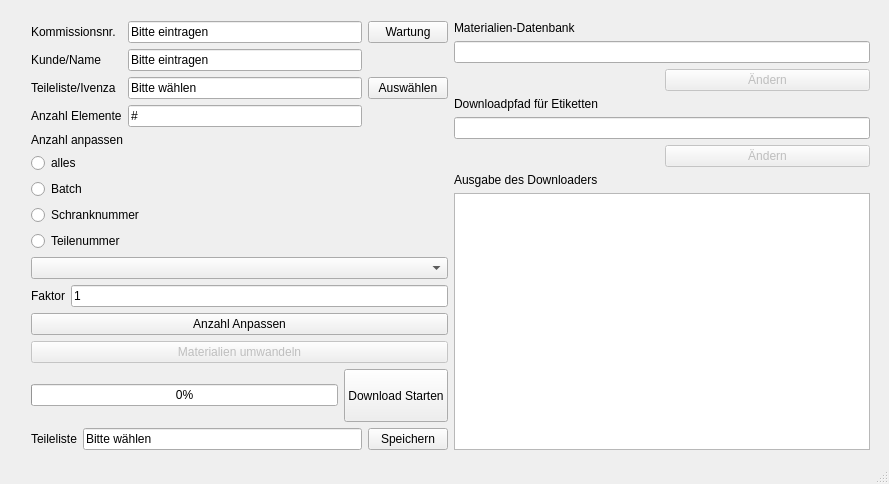
The window that mainwindow.ui (xavor92/Ardis2Holzma) describes before a commit, drawn with Qt 5.
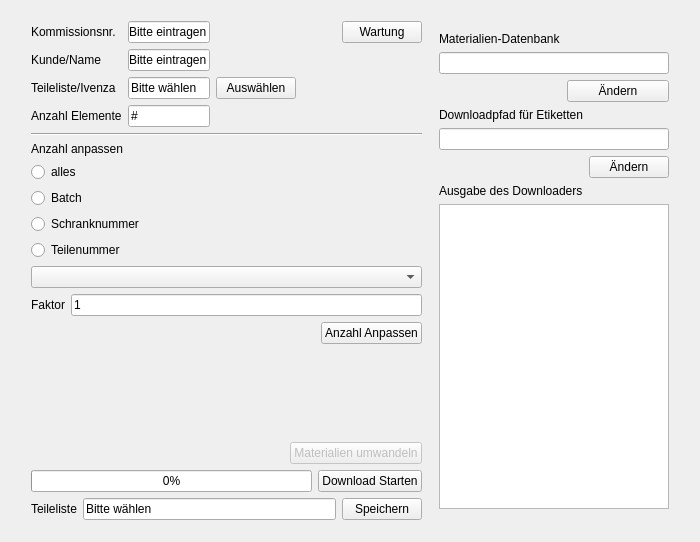
The same window after the commit.

Commit message: Layout improvements, hide service stuff when not in use

Diff of the .ui file:
```diff
--- a/mainwindow.ui
+++ b/mainwindow.ui
@@ -6,28 +6,50 @@
    <rect>
     <x>0</x>
     <y>0</y>
-    <width>889</width>
-    <height>484</height>
+    <width>700</width>
+    <height>542</height>
    </rect>
   </property>
+  <property name="sizePolicy">
+   <sizepolicy hsizetype="Expanding" vsizetype="Expanding">
+    <horstretch>1</horstretch>
+    <verstretch>1</verstretch>
+   </sizepolicy>
+  </property>
   <property name="windowTitle">
    <string>Ardis2Holzma</string>
   </property>
   <widget class="QWidget" name="centralWidget">
+   <property name="sizePolicy">
+    <sizepolicy hsizetype="Expanding" vsizetype="Expanding">
+     <horstretch>1</horstretch>
+     <verstretch>1</verstretch>
+    </sizepolicy>
+   </property>
    <widget class="QWidget" name="horizontalLayoutWidget">
     <property name="geometry">
      <rect>
       <x>20</x>
       <y>10</y>
-      <width>861</width>
-      <height>451</height>
+      <width>671</width>
+      <height>521</height>
      </rect>
     </property>
-    <layout class="QHBoxLayout" name="horizontalLayout_3">
+    <layout class="QHBoxLayout" name="MainHorLayout">
+     <property name="spacing">
+      <number>6</number>
+     </property>
      <item>
-      <layout class="QVBoxLayout" name="verticalLayout">
+      <layout class="QVBoxLayout" name="MainVertLeft">
        <item>
         <layout class="QGridLayout" name="gridLayout_3">
+         <item row="0" column="4">
+          <widget class="QPushButton" name="serviceButton">
+           <property name="text">
+            <string>Wartung</string>
+           </property>
+          </widget>
+         </item>
          <item row="0" column="0">
           <widget class="QLabel" name="label_9">
            <property name="text">
@@ -103,42 +125,58 @@
            </property>
           </widget>
          </item>
-         <item row="0" column="2">
-          <widget class="QPushButton" name="serviceButton">
-           <property name="text">
-            <string>Wartung</string>
+         <item row="0" column="3">
+          <spacer name="horizontalSpacer_3">
+           <property name="orientation">
+            <enum>Qt::Horizontal</enum>
            </property>
-          </widget>
+           <property name="sizeType">
+            <enum>QSizePolicy::Fixed</enum>
+           </property>
+           <property name="sizeHint" stdset="0">
+            <size>
+             <width>40</width>
+             <height>20</height>
+            </size>
+           </property>
+          </spacer>
          </item>
         </layout>
        </item>
        <item>
         <layout class="QGridLayout" name="gridLayout_5">
          <item row="1" column="0">
+          <widget class="QLabel" name="label_4">
+           <property name="text">
+            <string>Anzahl anpassen</string>
+           </property>
+          </widget>
+         </item>
+         <item row="2" column="0">
           <widget class="QRadioButton" name="byBatch">
            <property name="text">
             <string>alles</string>
            </property>
           </widget>
          </item>
-         <item row="2" column="0">
+         <item row="3" column="0">
           <widget class="QRadioButton" name="byBEM2">
            <property name="text">
             <string>Batch</string>
            </property>
           </widget>
          </item>
-         <item row="4" column="0">
+         <item row="5" column="0">
           <widget class="QRadioButton" name="byRefNumber">
            <property name="text">
             <string>Teilenummer</string>
            </property>
           </widget>
          </item>
-         <item row="5" column="0">
-          <widget class="QComboBox" name="schrank_select"/>
-         </item>
          <item row="6" column="0">
+          <widget class="QComboBox" name="schrank_select"/>
+         </item>
+         <item row="7" column="0">
           <layout class="QHBoxLayout" name="horizontalLayout">
            <item>
             <widget class="QLabel" name="label_7">
@@ -159,7 +197,7 @@
            </item>
           </layout>
          </item>
-         <item row="3" column="0">
+         <item row="4" column="0">
           <widget class="QRadioButton" name="bySchrank_number">
            <property name="text">
             <string>Schranknummer</string>
@@ -167,29 +205,86 @@
           </widget>
          </item>
          <item row="0" column="0">
-          <widget class="QLabel" name="label_4">
-           <property name="text">
-            <string>Anzahl anpassen</string>
+          <widget class="Line" name="line">
+           <property name="orientation">
+            <enum>Qt::Horizontal</enum>
            </property>
           </widget>
          </item>
         </layout>
+       </item>
+       <item>
+        <layout class="QHBoxLayout" name="horizontalLayout_3">
+         <item>
+          <spacer name="horizontalSpacer">
+           <property name="orientation">
+            <enum>Qt::Horizontal</enum>
+           </property>
+           <property name="sizeHint" stdset="0">
+            <size>
+             <width>40</width>
+             <height>20</height>
+            </size>
+           </property>
+          </spacer>
        </item>
        <item>
         <widget class="QPushButton" name="multiButton">
          <property name="enabled">
           <bool>true</bool>
          </property>
+           <property name="sizePolicy">
+            <sizepolicy hsizetype="Maximum" vsizetype="Fixed">
+             <horstretch>0</horstretch>
+             <verstretch>0</verstretch>
+            </sizepolicy>
+           </property>
          <property name="text">
           <string>Anzahl Anpassen</string>
          </property>
         </widget>
        </item>
+        </layout>
+       </item>
+       <item>
+        <spacer name="verticalSpacer">
+         <property name="orientation">
+          <enum>Qt::Vertical</enum>
+         </property>
+         <property name="sizeHint" stdset="0">
+          <size>
+           <width>20</width>
+           <height>40</height>
+          </size>
+         </property>
+        </spacer>
+       </item>
+       <item>
+        <layout class="QHBoxLayout" name="horizontalLayout_4">
+         <item>
+          <spacer name="horizontalSpacer_2">
+           <property name="orientation">
+            <enum>Qt::Horizontal</enum>
+           </property>
+           <property name="sizeHint" stdset="0">
+            <size>
+             <width>40</width>
+             <height>20</height>
+            </size>
+           </property>
+          </spacer>
+         </item>
        <item>
         <widget class="QPushButton" name="convertButton">
          <property name="enabled">
           <bool>false</bool>
          </property>
+           <property name="sizePolicy">
+            <sizepolicy hsizetype="Preferred" vsizetype="Fixed">
+             <horstretch>0</horstretch>
+             <verstretch>0</verstretch>
+            </sizepolicy>
+           </property>
          <property name="acceptDrops">
           <bool>false</bool>
          </property>
@@ -210,6 +305,8 @@
          </property>
         </widget>
        </item>
+        </layout>
+       </item>
        <item>
         <layout class="QHBoxLayout" name="horizontalLayout_2">
          <property name="sizeConstraint">
@@ -271,7 +368,17 @@
       </layout>
      </item>
      <item>
-      <layout class="QVBoxLayout" name="verticalLayout_2">
+      <widget class="QWidget" name="MainVertRight_2" native="true">
+       <property name="enabled">
+        <bool>true</bool>
+       </property>
+       <property name="sizePolicy">
+        <sizepolicy hsizetype="Expanding" vsizetype="Expanding">
+         <horstretch>0</horstretch>
+         <verstretch>0</verstretch>
+        </sizepolicy>
+       </property>
+       <layout class="QVBoxLayout" name="MainVertRight">
        <item>
         <layout class="QGridLayout" name="gridLayout">
          <item row="0" column="0">
@@ -291,7 +398,7 @@
          <item row="2" column="1">
           <widget class="QPushButton" name="dbButton">
            <property name="enabled">
-            <bool>false</bool>
+             <bool>true</bool>
            </property>
            <property name="text">
             <string>Ändern</string>
@@ -305,7 +412,7 @@
          <item row="2" column="1">
           <widget class="QPushButton" name="changePathLabelButton">
            <property name="enabled">
-            <bool>false</bool>
+             <bool>true</bool>
            </property>
            <property name="text">
             <string>Ändern</string>
@@ -343,11 +450,11 @@
         </widget>
        </item>
       </layout>
+      </widget>
      </item>
     </layout>
    </widget>
   </widget>
-  <widget class="QStatusBar" name="statusBar"/>
   <action name="actionOpen">
    <property name="text">
     <string>Open</string>
```
Left out of the diff: 54 changed lines with no effect on the pictures. Lines whose indentation alone changed are shown as unchanged. The commit also changes 1 other file.
